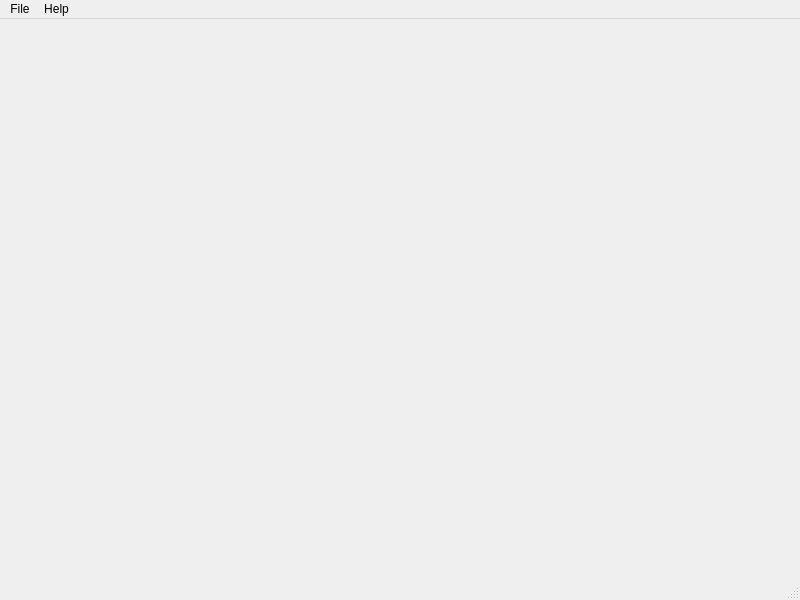
This is themeeditor.ui in AritxOnly/Qt-AbletonLive_ThemeEditor as Qt 5 draws it before an edit. The edited form follows.
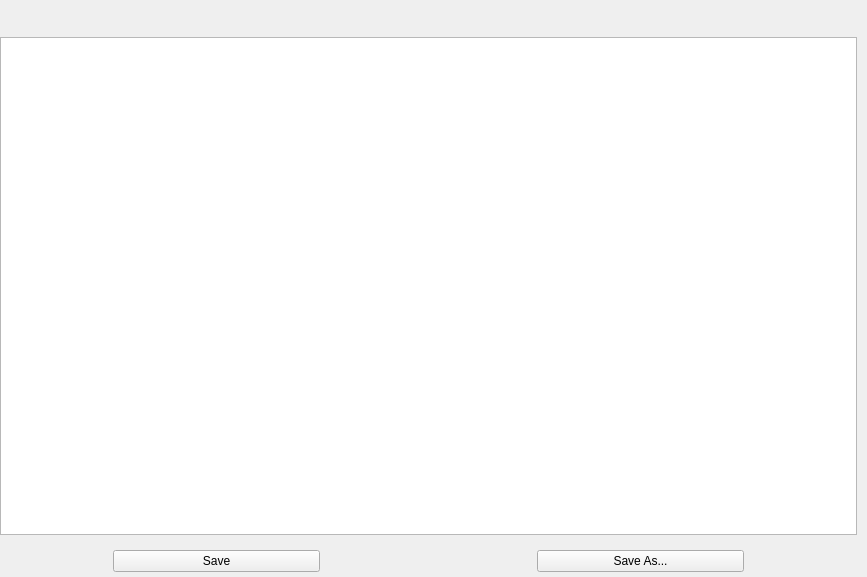
This is the edited form.

Diff of the .ui file:
```diff
--- a/themeeditor.ui
+++ b/themeeditor.ui
@@ -6,80 +6,151 @@
    <rect>
     <x>0</x>
     <y>0</y>
-    <width>800</width>
-    <height>600</height>
+    <width>867</width>
+    <height>577</height>
    </rect>
   </property>
   <property name="windowTitle">
    <string>ThemeEditor</string>
   </property>
-  <widget class="QWidget" name="centralwidget"/>
-  <widget class="QMenuBar" name="menubar">
-   <property name="geometry">
-    <rect>
-     <x>0</x>
-     <y>0</y>
-     <width>800</width>
-     <height>20</height>
-    </rect>
+  <widget class="QWidget" name="mainWidget">
+   <property name="sizePolicy">
+    <sizepolicy hsizetype="Expanding" vsizetype="Expanding">
+     <horstretch>0</horstretch>
+     <verstretch>0</verstretch>
+    </sizepolicy>
    </property>
-   <widget class="QMenu" name="menuFile">
-    <property name="title">
-     <string>File</string>
+   <property name="layoutDirection">
+    <enum>Qt::LeftToRight</enum>
+   </property>
+   <layout class="QVBoxLayout" name="verticalLayout">
+    <property name="leftMargin">
+     <number>0</number>
     </property>
-    <addaction name="actionSave"/>
-    <addaction name="actionSave_as"/>
-    <addaction name="separator"/>
-    <addaction name="actionOpen"/>
-    <addaction name="separator"/>
-    <addaction name="actionDebug_Output"/>
-   </widget>
-   <widget class="QMenu" name="menuHelp">
-    <property name="title">
-     <string>Help</string>
+    <property name="topMargin">
+     <number>0</number>
     </property>
-    <addaction name="actionAbout"/>
-    <addaction name="actionSupport"/>
-   </widget>
-   <addaction name="menuFile"/>
-   <addaction name="menuHelp"/>
+    <property name="rightMargin">
+     <number>0</number>
+    </property>
+    <property name="bottomMargin">
+     <number>0</number>
+    </property>
+    <item>
+     <layout class="QVBoxLayout" name="basicLayout" stretch="1,20">
+      <property name="spacing">
+       <number>10</number>
+      </property>
+      <item>
+       <widget class="QWidget" name="topBar" native="true">
+        <property name="sizePolicy">
+         <sizepolicy hsizetype="Expanding" vsizetype="Expanding">
+          <horstretch>0</horstretch>
+          <verstretch>0</verstretch>
+         </sizepolicy>
+        </property>
+        <property name="minimumSize">
+         <size>
+          <width>0</width>
+          <height>0</height>
+         </size>
+        </property>
+       </widget>
+      </item>
+      <item>
+       <layout class="QHBoxLayout" name="horizontalLayout_2">
+        <item>
+         <layout class="QVBoxLayout" name="listWithButton" stretch="0,0">
+          <item>
+           <widget class="QListView" name="themeList">
+            <property name="autoFillBackground">
+             <bool>false</bool>
+            </property>
+           </widget>
+          </item>
+          <item>
+           <layout class="QHBoxLayout" name="horizontalLayout" stretch="1,2,2,2,1">
+            <property name="spacing">
+             <number>10</number>
+            </property>
+            <property name="leftMargin">
+             <number>10</number>
+            </property>
+            <property name="topMargin">
+             <number>5</number>
+            </property>
+            <property name="rightMargin">
+             <number>10</number>
+            </property>
+            <property name="bottomMargin">
+             <number>5</number>
+            </property>
+            <item>
+             <spacer name="horizontalSpacer_2">
+              <property name="orientation">
+               <enum>Qt::Horizontal</enum>
+              </property>
+              <property name="sizeHint" stdset="0">
+               <size>
+                <width>40</width>
+                <height>20</height>
+               </size>
+              </property>
+             </spacer>
+            </item>
+            <item>
+             <widget class="QPushButton" name="saveButton">
+              <property name="text">
+               <string>Save</string>
+              </property>
+             </widget>
+            </item>
+            <item>
+             <spacer name="horizontalSpacer">
+              <property name="orientation">
+               <enum>Qt::Horizontal</enum>
+              </property>
+              <property name="sizeHint" stdset="0">
+               <size>
+                <width>40</width>
+                <height>20</height>
+               </size>
+              </property>
+             </spacer>
+            </item>
+            <item>
+             <widget class="QPushButton" name="saveAsButton">
+              <property name="text">
+               <string>Save As...</string>
+              </property>
+             </widget>
+            </item>
+            <item>
+             <spacer name="horizontalSpacer_3">
+              <property name="orientation">
+               <enum>Qt::Horizontal</enum>
+              </property>
+              <property name="sizeHint" stdset="0">
+               <size>
+                <width>40</width>
+                <height>20</height>
+               </size>
+              </property>
+             </spacer>
+            </item>
+           </layout>
+          </item>
+         </layout>
+        </item>
+        <item>
+         <widget class="QWidget" name="demoArea" native="true"/>
+        </item>
+       </layout>
+      </item>
+     </layout>
+    </item>
+   </layout>
   </widget>
-  <widget class="QStatusBar" name="statusbar"/>
-  <action name="actionNre">
-   <property name="text">
-    <string>New</string>
-   </property>
-  </action>
-  <action name="actionSave">
-   <property name="text">
-    <string>Save</string>
-   </property>
-  </action>
-  <action name="actionSave_as">
-   <property name="text">
-    <string>Save as...</string>
-   </property>
-  </action>
-  <action name="actionOpen">
-   <property name="text">
-    <string>Open</string>
-   </property>
-  </action>
-  <action name="actionDebug_Output">
-   <property name="text">
-    <string>Debug Output</string>
-   </property>
-  </action>
-  <action name="actionAbout">
-   <property name="text">
-    <string>About</string>
-   </property>
-  </action>
-  <action name="actionSupport">
-   <property name="text">
-    <string>Support</string>
-   </property>
-  </action>
  </widget>
  <resources/>
  <connections/>
```
